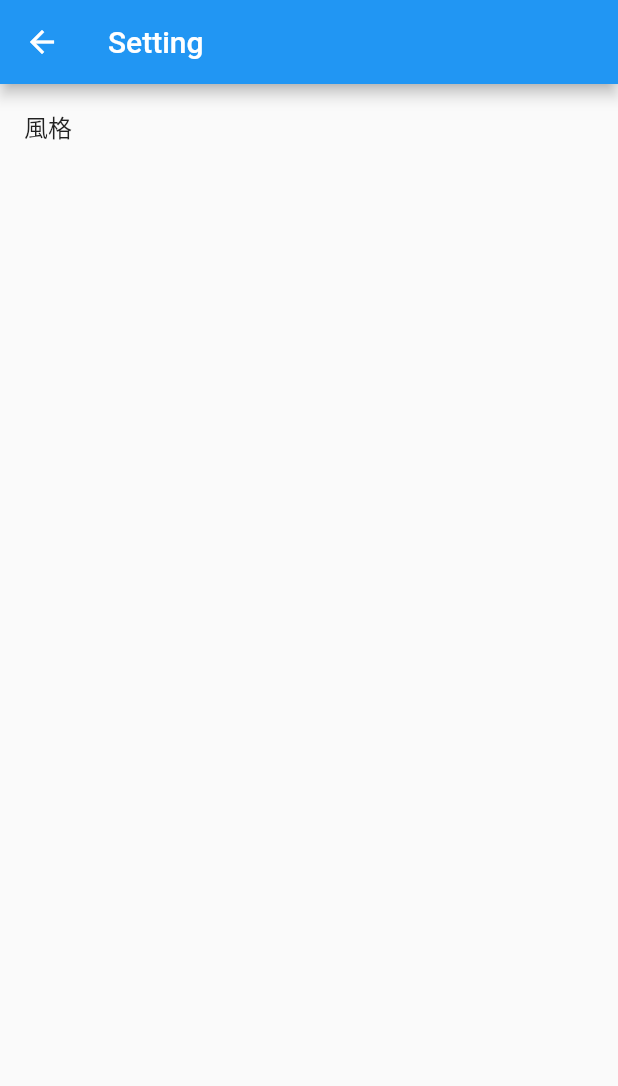
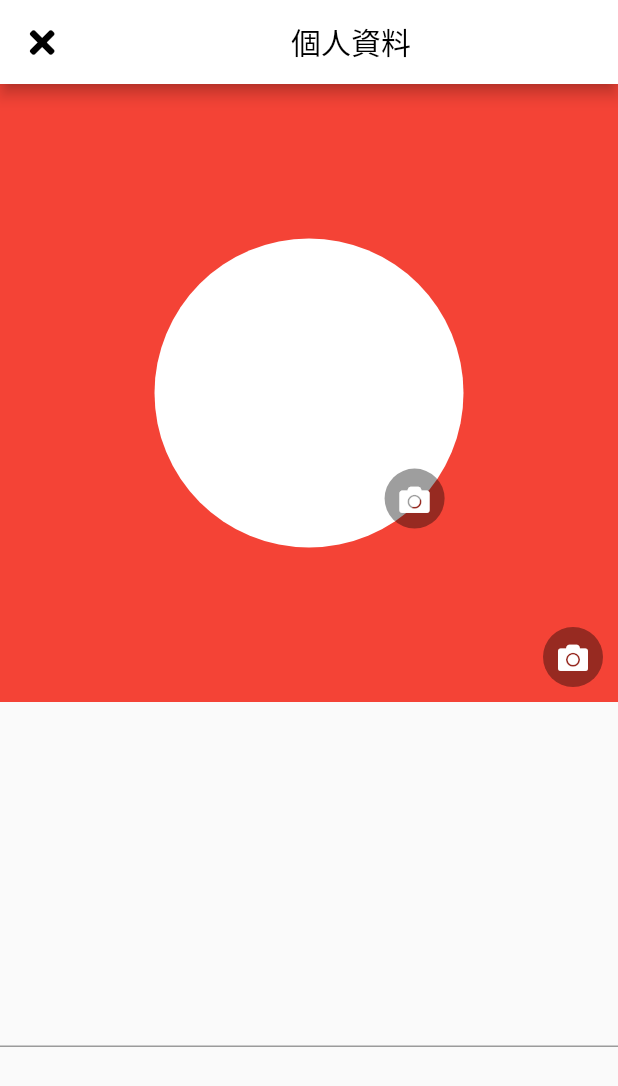
Before and after one commit to ADSFAaron/message_app, a Flutter app: the SettingPage screen opened directly, on a phone screen of 412 x 824 dp. Shown: the top 1086 px of the screen. Run offline on Flutter 3.47's test engine with Material 2 defaults, Android fonts, the phone set to English and light mode, and no system bars; our stand-ins replace cloud_firestore, firebase_auth, firebase_core, firebase_storage, flutter_easyloading, flutter_signin_button and 5 more; missing offline and left inert: kumi_popup_window; accounts and stored records are empty.

Commit message:
新增上傳圖片功能

```diff
--- a/lib/page/setting.dart
+++ b/lib/page/setting.dart
@@ -1,20 +1,135 @@
+import 'package:firebase_auth/firebase_auth.dart';
+import 'package:firebase_core/firebase_core.dart';
 import 'package:flutter/material.dart';
+import 'package:font_awesome_flutter/font_awesome_flutter.dart';
+import 'package:image_picker/image_picker.dart';
+import 'dart:io';
 
-class SettingPage extends StatefulWidget{
-
-  _SettingPage createState()=> _SettingPage();
+class SettingPage extends StatefulWidget {
+  _SettingPage createState() => _SettingPage();
 }
 
-class _SettingPage extends State<SettingPage>{
+class _SettingPage extends State<SettingPage> {
+  FirebaseAuth auth;
+
+  @override
+  void initState() {
+    // TODO: implement initState
+    Firebase.initializeApp();
+    super.initState();
+    auth = FirebaseAuth.instance;
+  }
+
+  void myBottomSheet(BuildContext context,int type) {
+    //type 0改背景 1改大頭貼
+    File _image;
+    final picker = ImagePicker();
+    // showBottomSheet || showModalBottomSheet
+    showModalBottomSheet<void>(
+        context: context,
+        builder: (BuildContext context) {
+          return Container(
+              height: 120,
+              child: ListView(
+                children: [
+                  ListTile(title:Text("從相片挑選",)),
+                  ListTile(title: Text("相機拍照"),),
+                ],
+              )
+          );
+        });
+  }
+
   @override
   Widget build(BuildContext context) {
     return Scaffold(
-      appBar: AppBar(title: Text('Setting'),),
-      body: ListView(
-        children: [
-          ListTile(title: Text("風格"),),
-        ],
-      )
-    );
+        appBar: AppBar(
+          leading: IconButton(
+            icon: FaIcon(
+              FontAwesomeIcons.times,
+              color: Colors.black,
+            ),
+            onPressed: () => Navigator.of(context).pop(),
+          ),
+          title: Center(
+            child: Text(
+              "個人資料",
+              style: TextStyle(color: Colors.black),
+            ),
+          ),
+          backgroundColor: Colors.white,
+        ),
+        body: ListView(
+          children: [
+            Container(
+              height: MediaQuery.of(context).size.height / 2,
+              child: Stack(
+                children: [
+                  GestureDetector(
+                      onTap:()=>myBottomSheet(context,0),
+                      child: Container(
+                    color: Colors.red,
+                  )),
+                  Center(
+                      child: GestureDetector(
+                          onTap:()=>myBottomSheet(context,1),
+                          child: Container(
+                    height: MediaQuery.of(context).size.height / 4,
+                    width: MediaQuery.of(context).size.height / 4,
+                    decoration: BoxDecoration(
+                      shape: BoxShape.circle,
+                      color: Colors.white,
+                    ),
+                  ))),
+                  Align(
+                      alignment: Alignment.bottomRight,
+                      child: GestureDetector(
+                          onTap:()=>myBottomSheet(context,0),
+                          child: Container(
+                              padding: EdgeInsets.all(10),
+                              height: 60,
+                              width: 60,
+                              // color: Colors.yellow,
+                              child: CircleAvatar(
+                                radius: 60,
+                                backgroundColor: Colors.black38,
+                                child: IconButton(
+                                    icon: FaIcon(
+                                  FontAwesomeIcons.camera,
+                                  color: Colors.white,
+                                  size: 20,
+                                )),
+                              )))),
+                  Align(
+                      alignment: Alignment(0.4,0.4),
+                      child: GestureDetector(
+                          onTap:()=>myBottomSheet(context,1),
+                          child: Container(
+                              padding: EdgeInsets.all(10),
+                              height: 60,
+                              width: 60,
+                              // color: Colors.yellow,
+                              child: CircleAvatar(
+                                radius: 60,
+                                backgroundColor: Colors.black38,
+                                child: IconButton(
+                                    icon: FaIcon(
+                                      FontAwesomeIcons.camera,
+                                      color: Colors.white,
+                                      size: 20,
+                                    )),
+                              )))),
+                ],
+              ),
+            ),
+            //BIO
+            Container(
+              height: MediaQuery.of(context).size.height / 2,
+              child: Center(
+                child: TextField(),
+              ),
+            ),
+          ],
+        ));
   }
 }
--- a/pubspec.yaml
+++ b/pubspec.yaml
@@ -40,6 +40,7 @@ dependencies:
   animations: ^2.0.0
   timeago: ^3.0.2
   image_picker: ^0.7.4
+  path_provider: ^2.0.1
 
 dev_dependencies:
   flutter_test:
```
Also changed, not shown: lib/main.dart (+4 -7 lines), lib/page/chat.dart (+94 -54 lines), lib/page/myself.dart (added, +24 -0 lines), pubspec.lock.
